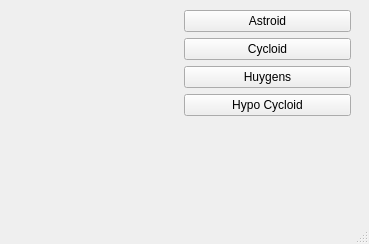
This is mainwindow.ui in crisalgi/QtCurvesCPP as Qt 5 draws it before an edit. The edited form follows.
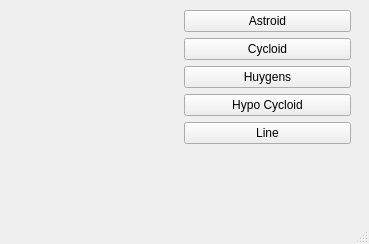
This is the edited form. Custom widgets are drawn as their Qt base class.

Commit message: lines instead dots

```diff
--- a/mainwindow.ui
+++ b/mainwindow.ui
@@ -57,6 +57,13 @@
          </property>
         </widget>
        </item>
+       <item>
+        <widget class="QPushButton" name="btnLine">
+         <property name="text">
+          <string>Line</string>
+         </property>
+        </widget>
+       </item>
        <item>
         <spacer name="verticalSpacer">
          <property name="orientation">
```
Left out of the diff: 2 changed lines with no effect on the pictures. The commit also changes 4 other files.
